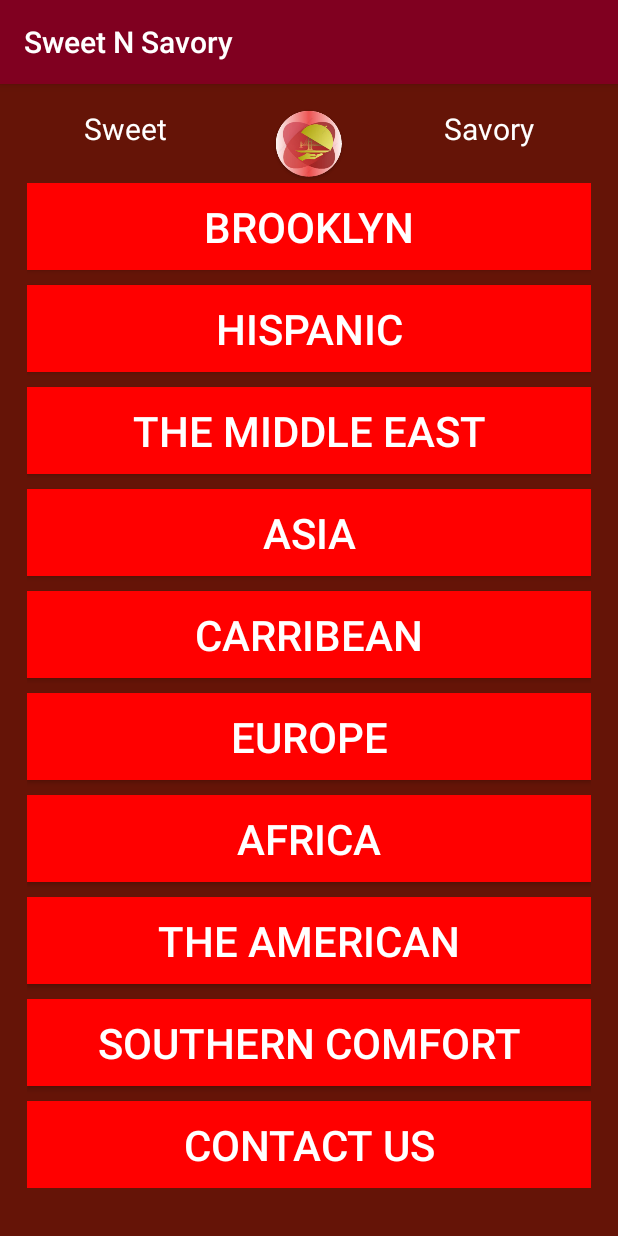
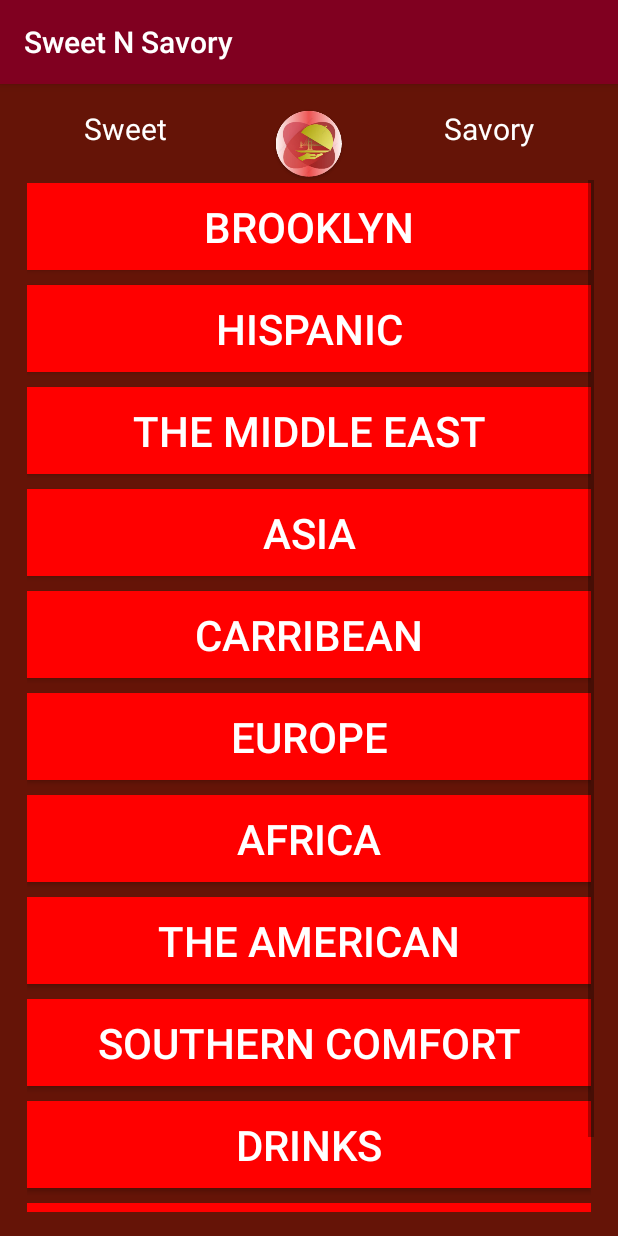
Before and after one commit to ZP4/Sweet-SavoryAPP, an Android app: the MainActivity screen opened directly, with no data from a screen before it, on a phone screen of 412 x 824 dp. Run offline under Robolectric (Android 15) with nearby library versions, the light colour scheme and no system bars.

Commit message:
final commit

```diff
--- a/app/src/main/AndroidManifest.xml
+++ b/app/src/main/AndroidManifest.xml
@@ -28,6 +28,7 @@
         <activity android:name=".URL"/>
         <activity android:name=".ContactUs">
         </activity>
+        <activity android:name=".Drinks"/>
     </application>
 
 </manifest>
--- a/app/src/main/java/com/sweetsavoryapp/Food.java
+++ b/app/src/main/java/com/sweetsavoryapp/Food.java
@@ -19,7 +19,7 @@ public class Food {
     public LinkedHashMap<String, HashMap<String, HashMap<String,String>>>   Middle_east= new  LinkedHashMap<String, HashMap<String, HashMap<String,String>>>();
     public LinkedHashMap<String, HashMap<String, HashMap<String,String>>>   Asia    =  new LinkedHashMap<String, HashMap<String, HashMap<String,String>>>();
     public LinkedHashMap<String, HashMap<String, HashMap<String,String>>>  Africa =  new LinkedHashMap<String, HashMap<String, HashMap<String,String>>>();
-    public LinkedHashMap<String, HashMap> Drinks  = new LinkedHashMap<String, HashMap>();
+    public LinkedHashMap<String, HashMap<String, String>> Drinks  = new LinkedHashMap<String, HashMap<String, String>>();
     public HashMap<String, HashMap<String,String>>AA     = new HashMap<String, HashMap<String,String>>();
     public HashMap<String, String>FMNCB    = new HashMap<String,String>();
 
--- a/app/src/main/java/com/sweetsavoryapp/MainActivity.java
+++ b/app/src/main/java/com/sweetsavoryapp/MainActivity.java
@@ -44,12 +44,19 @@ public class MainActivity extends AppCompatActivity {
         final Intent carribeanIntent = new Intent(this, Carribean.class);
         final Intent europeIntent = new Intent(this, European.class);
         final Intent africaIntent = new Intent(this, African.class);
+        final Intent Drinks = new Intent(this, Drinks.class);
         final Intent contactUs = new Intent(this, ContactUs.class);
         //final Intent browserIntent = new Intent(Intent.ACTION_VIEW, Uri.parse("http://www.google.com"));
 
                     //Toast.makeText(getConte)
 
-
+    Button Drinks1 = (Button) findViewById(R.id.drinks);
+        Drinks1.setOnClickListener(new View.OnClickListener() {
+            @Override
+            public void onClick(View view) {
+                startActivity(Drinks);
+            }
+        });
         Button Brooklyn =(Button) findViewById(R.id.button1);
         Brooklyn.setOnClickListener(new View.OnClickListener() {
             @Override
--- a/app/src/main/res/layout/activity_main.xml
+++ b/app/src/main/res/layout/activity_main.xml
@@ -157,6 +157,18 @@
             <Button
                 android:layout_width="match_parent"
                 android:layout_height="58dp"
+                android:text="Drinks"
+                android:textSize="28dp"
+                android:padding="5dp"
+                android:id="@+id/drinks"
+                android:background="@color/colorAccent"
+                android:textColor="#FFFFFF"/>
+            <Space
+                android:layout_width="match_parent"
+                android:layout_height="10dp" />
+            <Button
+                android:layout_width="match_parent"
+                android:layout_height="58dp"
                 android:text="Contact Us"
                 android:textSize="28dp"
                 android:padding="5dp"
--- a/app/src/main/res/values/strings.xml
+++ b/app/src/main/res/values/strings.xml
@@ -1,5 +1,5 @@
 <resources>
-    <string name="app_name">Sweet&amp;Savory</string>
+    <string name="app_name">SweetSavory</string>
     <string name="nuappscontact">"\n \nDeveloped and created by Nuapps. \n
         Nuapps is the ONLY app development firm in VE. We specialize in creating an APPLICATION FOR YOU\n\n
         Contact us at:
```
Also changed, not shown: app/src/main/java/com/sweetsavoryapp/Drinks.java (added, +68 -0 lines).
